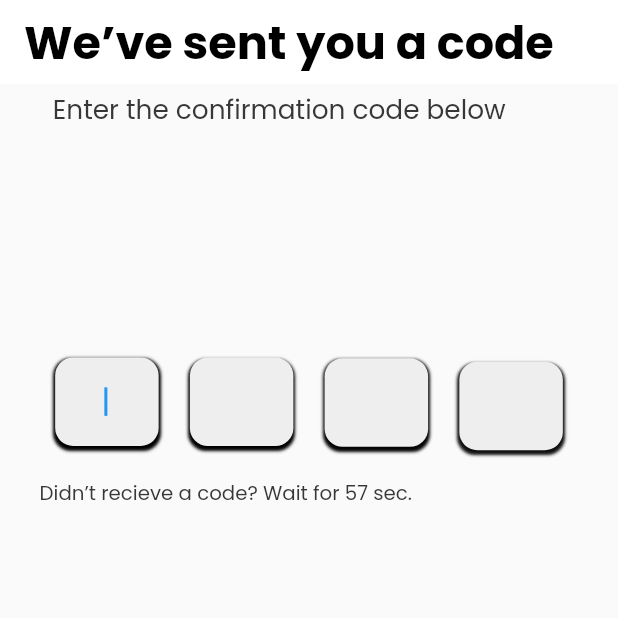
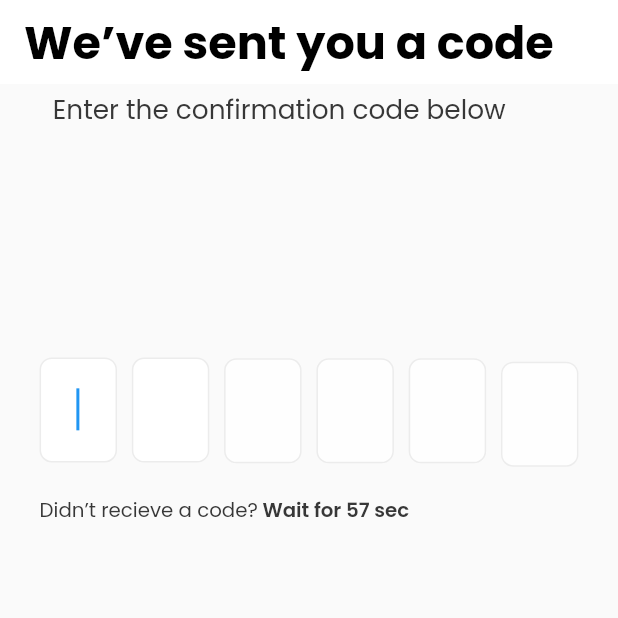
Before and after one commit to Fredricknjeri/UXXR-Auth, a Flutter app: the screen it shows after launch, after a tap on "Continue", on a phone screen of 412 x 824 dp, the top half of it. Run offline on Flutter 3.47's test engine with Material 2 defaults, Android fonts, the light colour scheme and no system bars; our stand-ins replace country_code_picker, firebase_auth, firebase_core, flutter_screenutil, google_fonts; accounts and stored records are empty.

Commit message:
added auth logic

```diff
--- a/lib/UI/auth/auth.dart
+++ b/lib/UI/auth/auth.dart
@@ -1,4 +1,6 @@
 import 'package:country_code_picker/country_code_picker.dart';
+import 'package:firebase_auth/firebase_auth.dart';
+import 'package:firebase_core/firebase_core.dart';
 import 'package:flutter/material.dart';
 import 'package:flutter/services.dart';
 import 'package:flutter_screenutil/flutter_screenutil.dart';
@@ -15,6 +17,19 @@ class ChooseAuth extends StatefulWidget {
 }
 
 class _ChooseAuthState extends State<ChooseAuth> {
+
+  Future registerUser()async{
+  FirebaseAuth _auth = FirebaseAuth.instance;
+
+  // _auth.verifyPhoneNumber(phoneNumber: "",
+  // verificationCompleted: verificationCompleted,
+  // verificationFailed: verificationFailed,
+  // codeSent: null,
+  // codeAutoRetrievalTimeout: codeAutoRetrievalTimeout
+  // );
+
+  }
+
   @override
   Widget build(BuildContext context) {
     return Scaffold(
@@ -43,7 +58,7 @@ class _ChooseAuthState extends State<ChooseAuth> {
             ),
             Padding(
               padding: EdgeInsets.only(
-                left: 45.w,
+                left: 40.w,
               ),
               child: Text("We’ll send you a confirmation code",
                   style: GoogleFonts.poppins(
@@ -107,9 +122,8 @@ class _ChooseAuthState extends State<ChooseAuth> {
                   width: double.infinity,
                   // ignore: prefer_const_constructors
                   decoration: BoxDecoration(
-                    color: buttonColor,
-                    borderRadius:  BorderRadius.circular(8.r)
-                  ),
+                      color: buttonColor,
+                      borderRadius: BorderRadius.circular(8.r)),
                   child: Center(
                       child: Text('Continue',
                           style: GoogleFonts.poppins(
@@ -120,17 +134,63 @@ class _ChooseAuthState extends State<ChooseAuth> {
             SizedBox(
               height: 21.h,
             ),
-            Padding(
-              padding: EdgeInsets.only(
-                right: 5.w,
-              ),
-              child: Text(
-                  "By signing up I agree to Zëdfi’s Privacy Policy and Terms of Use and allow Zedfi to use your information for future Marketing purposes.",
-                  style: GoogleFonts.poppins(
-                      color: ligtTextColor,
-                      fontSize: 12.sp,
-                      fontWeight: FontWeight.w400)),
+            // Padding(
+            //   padding: EdgeInsets.only(
+            //     right: 5.w,
+            //   ),
+            //   child: Row(
+            //     children: [
+
+            Row(
+              children: [
+                Text("By signing up I agree to Zëdfi’s ",
+                    style: GoogleFonts.poppins(
+                        color: ligtTextColor,
+                        fontSize: 12.sp,
+                        fontWeight: FontWeight.w400)),
+                Text("Privacy Policy ",
+                    style: GoogleFonts.poppins(
+                        color: ligtTextColor,
+                        fontSize: 12.sp,
+                        fontWeight: FontWeight.w600)),
+                Text("and ",
+                    style: GoogleFonts.poppins(
+                        color: ligtTextColor,
+                        fontSize: 12.sp,
+                        fontWeight: FontWeight.w400)),
+              ],
             ),
+
+            Row(
+              children: [
+                Text("Terms of Use ",
+                    style: GoogleFonts.poppins(
+                        color: ligtTextColor,
+                        fontSize: 12.sp,
+                        fontWeight: FontWeight.w600)),
+                Text("and allow Zedfi to use your  information ",
+                    style: GoogleFonts.poppins(
+                        color: ligtTextColor,
+                        fontSize: 12.sp,
+                        fontWeight: FontWeight.w400)),
+              ],
+            ),
+
+            Row(
+              children: [
+                Text("for future",
+                    style: GoogleFonts.poppins(
+                        color: ligtTextColor,
+                        fontSize: 12.sp,
+                        fontWeight: FontWeight.w400)),
+                Text(" Marketing purposes.",
+                    style: GoogleFonts.poppins(
+                        color: ligtTextColor,
+                        fontSize: 12.sp,
+                        fontWeight: FontWeight.w600)),
+              ],
+            ),
+
             SizedBox(
               height: 34.h,
             ),
--- a/lib/UI/auth/confirmation.dart
+++ b/lib/UI/auth/confirmation.dart
@@ -19,6 +19,8 @@ class _ConfirmCodeState extends State<ConfirmCode> {
   final FocusNode _field2 = FocusNode();
   final FocusNode _field3 = FocusNode();
   final FocusNode _field4 = FocusNode();
+  final FocusNode _field5 = FocusNode();
+  final FocusNode _field6 = FocusNode();
 
   @override
   void initState() {
@@ -31,6 +33,8 @@ class _ConfirmCodeState extends State<ConfirmCode> {
     _field2.dispose();
     _field3.dispose();
     _field4.dispose();
+    _field5.dispose();
+    _field6.dispose();
     super.dispose();
   }
 
@@ -42,26 +46,28 @@ class _ConfirmCodeState extends State<ConfirmCode> {
 
   Widget field({FocusNode? focus, FocusNode? next, bool autofocus = false}) {
     return Container(
-      decoration: BoxDecoration(boxShadow: [
-        BoxShadow(
-            // color: Colors.grey.shade300,
-            blurRadius: 1,
-            offset: const Offset(0, 2),
-            spreadRadius: 1)
-      ], color: Colors.grey.shade200, borderRadius: BorderRadius.circular(12)),
-      width: 69,
+      decoration: BoxDecoration(
+          border: Border.all(
+            color: borderColor,
+          ),
+          color: Colors.white,
+          borderRadius: BorderRadius.circular(8.r)),
+      width: 47.w,
+      height: 69.h,
       child: TextFormField(
           autofocus: autofocus,
           focusNode: focus,
           keyboardType: TextInputType.number,
           textAlign: TextAlign.center,
-          style: GoogleFonts.inter(
-              fontWeight: FontWeight.w500, color: Colors.black),
+          style: GoogleFonts.poppins(
+              color: Colors.black,
+              fontSize: 18.sp,
+              fontWeight: FontWeight.w700),
           onChanged: (e) {
             next != null ? nextField(value: e, focus: next) : null;
           },
           decoration: const InputDecoration(
-              fillColor: Colors.green,
+              // fillColor: Colors.green,
               border: OutlineInputBorder(borderSide: BorderSide.none))),
     );
   }
@@ -72,13 +78,6 @@ class _ConfirmCodeState extends State<ConfirmCode> {
       appBar: AppBar(
           backgroundColor: Colors.white,
           elevation: 0,
-          // leading: IconButton(
-          //   onPressed: () {
-          //     Navigator.pop(context);
-          //   },
-          //   icon: const Icon(Icons.arrow_back, color: Colors.black),
-          // ),
-          // centerTitle: true,
           automaticallyImplyLeading: false,
           title: Text('We’ve sent you a code',
               style: GoogleFonts.poppins(
@@ -107,7 +106,7 @@ class _ConfirmCodeState extends State<ConfirmCode> {
               height: 150.h,
             ),
             Row(
-              mainAxisAlignment: MainAxisAlignment.spaceAround,
+              mainAxisAlignment: MainAxisAlignment.spaceBetween,
               children: [
                 FadeAnimation(
                     delay: 200,
@@ -117,7 +116,11 @@ class _ConfirmCodeState extends State<ConfirmCode> {
                     delay: 400, child: field(focus: _field2, next: _field3)),
                 FadeAnimation(
                     delay: 600, child: field(focus: _field3, next: _field4)),
-                FadeAnimation(delay: 800, child: field(focus: _field4)),
+                FadeAnimation(
+                    delay: 600, child: field(focus: _field4, next: _field5)),
+                FadeAnimation(
+                    delay: 600, child: field(focus: _field5, next: _field6)),
+                FadeAnimation(delay: 800, child: field(focus: _field6)),
               ],
             ),
             SizedBox(
@@ -130,11 +133,11 @@ class _ConfirmCodeState extends State<ConfirmCode> {
                         color: ligtTextColor,
                         fontSize: 12.sp,
                         fontWeight: FontWeight.w400)),
-                Text("\tWait for 57 sec.",
+                Text("\tWait for 57 sec",
                     style: GoogleFonts.poppins(
                         color: ligtTextColor,
                         fontSize: 12.sp,
-                        fontWeight: FontWeight.w400)),
+                        fontWeight: FontWeight.w600)),
               ],
             ),
             SizedBox(
--- a/lib/UI/home/home.dart
+++ b/lib/UI/home/home.dart
@@ -1,7 +1,7 @@
 import 'package:flutter/material.dart';
 
 class HomeView extends StatefulWidget {
-  const HomeView({ Key? key }) : super(key: key);
+  const HomeView({Key? key}) : super(key: key);
 
   @override
   State<HomeView> createState() => _HomeViewState();
@@ -10,8 +10,8 @@ class HomeView extends StatefulWidget {
 class _HomeViewState extends State<HomeView> {
   @override
   Widget build(BuildContext context) {
-    return Container(
-
+    return Scaffold(
+      body: Center(child: Text("Welcome Home")),
     );
   }
 }
--- a/pubspec.yaml
+++ b/pubspec.yaml
@@ -32,6 +32,8 @@ dependencies:
   google_fonts: ^2.3.2
   flutter_screenutil: ^5.4.0+1
   country_code_picker: ^2.0.2
+  firebase_core: ^1.15.0
+  firebase_auth: ^3.3.16
 
 
 
```
Also changed, not shown: lib/components/colors.dart (line endings or trailing spaces), pubspec.lock, 5 other files.
